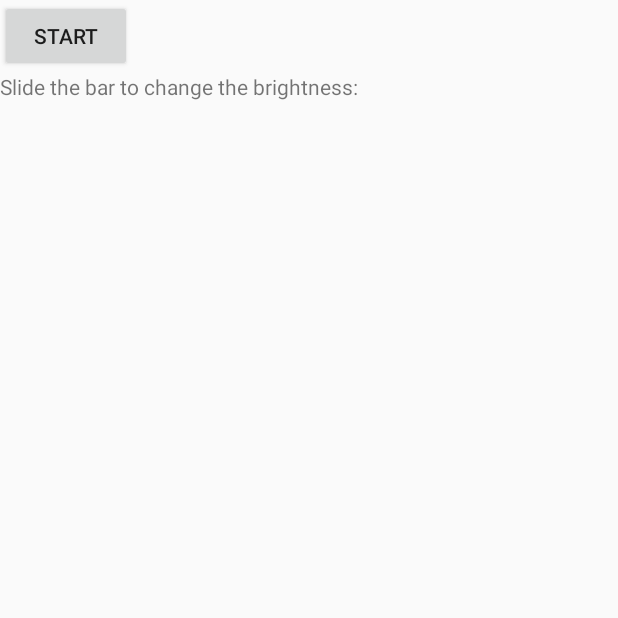
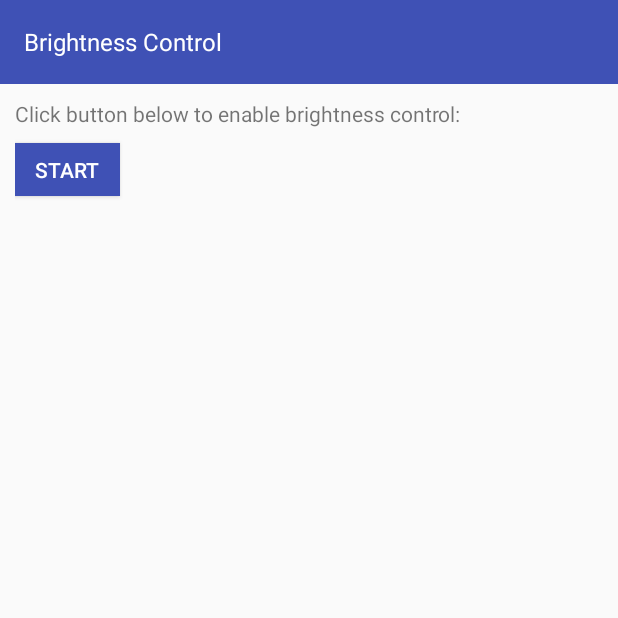
Before and after one commit to vinayadahal/brightness-control, an Android app: the screen it shows after launch (MainActivity), on a phone screen of 412 x 824 dp, the top half of it. Run offline under Robolectric (Android 15) with nearby library versions, the light colour scheme and no system bars.

Commit message:
UI updated with new design

```diff
--- a/app/src/main/java/com/brightnesscontrol/activites/MainActivity.java
+++ b/app/src/main/java/com/brightnesscontrol/activites/MainActivity.java
@@ -8,8 +8,11 @@ import android.os.Bundle;
 import android.view.View;
 import android.widget.Button;
 import android.widget.SeekBar;
+import android.widget.TextView;
 
 import com.brightnesscontrol.R;
+import com.brightnesscontrol.commons.StaticVariables;
+import com.brightnesscontrol.components.ToolBar;
 import com.brightnesscontrol.listeners.BrightnessSeekBarListener;
 import com.brightnesscontrol.services.OverlayService;
 import com.brightnesscontrol.services.SettingWriter;
@@ -17,17 +20,17 @@ import com.brightnesscontrol.services.SettingWriter;
 public class MainActivity extends Activity {
 
     private SeekBar brightnessSeekBar;
-    public static Context ctx_main_activity;
     private String SettingFileName = "alphaValue.txt";
     SettingWriter objSW = new SettingWriter();
 
     @Override
     protected void onCreate(Bundle savedInstanceState) {
         super.onCreate(savedInstanceState);
+        new StaticVariables().ctx_main_activity = this;
+        // creates a custom toolbar
+        new ToolBar().toolbarLoader(this, savedInstanceState);
 
         setContentView(R.layout.layout_brightness);
-
-        ctx_main_activity = this;
 
         brightnessSeekBar = findViewById(R.id.brightbar);
         brightnessSeekBar.setMax(255);
@@ -39,14 +42,19 @@ public class MainActivity extends Activity {
         final Intent intent = new Intent(MainActivity.this, OverlayService.class);
         final Button btnStart = findViewById(R.id.startBtn);
         final Button btnStop = findViewById(R.id.stopBtn);
+        final TextView txtViewSlider = findViewById(R.id.textViewSilder);
+
 
         btnStop.setVisibility(View.GONE);
         btnStart.setVisibility(View.VISIBLE);
+        txtViewSlider.setVisibility(View.GONE);
 
         if (isMyServiceRunning(OverlayService.class)) {
             btnStart.setVisibility(View.GONE);
             btnStop.setVisibility(View.VISIBLE);
             brightnessSeekBar.setVisibility(View.VISIBLE);
+            txtViewSlider.setVisibility(View.VISIBLE);
+            checkBrightnessLevel();
         }
 
         btnStart.setOnClickListener(new View.OnClickListener() {
@@ -56,6 +64,8 @@ public class MainActivity extends Activity {
                 brightnessSeekBar.setVisibility(View.VISIBLE);
                 btnStart.setVisibility(View.GONE);
                 btnStop.setVisibility(View.VISIBLE);
+                txtViewSlider.setVisibility(View.VISIBLE);
+
             }
         });
 
@@ -67,6 +77,7 @@ public class MainActivity extends Activity {
                 alphaWriter();
                 btnStop.setVisibility(View.GONE);
                 btnStart.setVisibility(View.VISIBLE);
+                txtViewSlider.setVisibility(View.GONE);
             }
         });
 
@@ -110,4 +121,6 @@ public class MainActivity extends Activity {
         alphaWriter();
         super.onDestroy();
     }
+
+
 }
--- /dev/null
+++ b/app/src/main/java/com/brightnesscontrol/commons/StaticVariables.java
@@ -0,0 +1,11 @@
+package com.brightnesscontrol.commons;
+
+
+import android.content.Context;
+import android.widget.LinearLayout;
+
+public class StaticVariables {
+    public static Context ctx_main_activity;
+    public static LinearLayout oView;
+    public static Context ctx_overlay;
+}
--- /dev/null
+++ b/app/src/main/java/com/brightnesscontrol/components/ToolBar.java
@@ -0,0 +1,50 @@
+package com.brightnesscontrol.components;
+
+
+import android.app.Activity;
+import android.content.Context;
+import android.os.Bundle;
+import android.support.annotation.Nullable;
+import android.support.v7.app.AppCompatCallback;
+import android.support.v7.app.AppCompatDelegate;
+import android.support.v7.view.ActionMode;
+import android.support.v7.widget.Toolbar;
+
+import com.brightnesscontrol.R;
+
+public class ToolBar implements AppCompatCallback {
+
+    private AppCompatDelegate delegate;
+
+    public void toolbarLoader(Context mainCtx, Bundle savedInstanceState) {
+        //let's create the delegate, passing the activity at both arguments (Activity, AppCompatCallback)
+        delegate = AppCompatDelegate.create((Activity) mainCtx, this);
+
+        //we need to call the onCreate() of the AppCompatDelegate
+        delegate.onCreate(savedInstanceState);
+
+        //we use the delegate to inflate the layout
+        delegate.setContentView(R.layout.layout_brightness);
+
+        //Finally, let's add the Toolbar
+        Toolbar toolbar = (Toolbar) delegate.findViewById(R.id.toolbar);
+        delegate.setSupportActionBar(toolbar);
+    }
+
+
+    @Override
+    public void onSupportActionModeStarted(ActionMode mode) {
+
+    }
+
+    @Override
+    public void onSupportActionModeFinished(ActionMode mode) {
+
+    }
+
+    @Nullable
+    @Override
+    public ActionMode onWindowStartingSupportActionMode(ActionMode.Callback callback) {
+        return null;
+    }
+}
--- a/app/src/main/java/com/brightnesscontrol/services/SettingWriter.java
+++ b/app/src/main/java/com/brightnesscontrol/services/SettingWriter.java
@@ -1,5 +1,7 @@
 package com.brightnesscontrol.services;
 
+
+import com.brightnesscontrol.commons.StaticVariables;
 
 import java.io.BufferedReader;
 import java.io.File;
@@ -7,14 +9,13 @@ import java.io.FileOutputStream;
 import java.io.FileReader;
 import java.io.IOException;
 
-import static com.brightnesscontrol.activites.MainActivity.ctx_main_activity;
-
 public class SettingWriter {
 
     StringBuilder text = new StringBuilder();
+    StaticVariables objStaticVariable = new StaticVariables();
 
     public StringBuilder readFile(String filename) {
-        File file = new File(ctx_main_activity.getApplicationContext().getFilesDir() + "/" + filename);
+        File file = new File(objStaticVariable.ctx_main_activity.getApplicationContext().getFilesDir() + "/" + filename);
         try {
             BufferedReader br = new BufferedReader(new FileReader(file));
             String line;
@@ -33,7 +34,7 @@ public class SettingWriter {
     public boolean writeFile(String data, String filename) {
         FileOutputStream outputStream;
         try {
-            outputStream = ctx_main_activity.openFileOutput(filename, ctx_main_activity.MODE_PRIVATE);
+            outputStream = objStaticVariable.ctx_main_activity.openFileOutput(filename, objStaticVariable.ctx_main_activity.MODE_PRIVATE);
             outputStream.write(data.getBytes());
             outputStream.close();
             return true;
@@ -44,7 +45,7 @@ public class SettingWriter {
     }
 
     public boolean checkFile(String filename) {
-        File file = new File(ctx_main_activity.getApplicationContext().getFilesDir() + "/" + filename);
+        File file = new File(objStaticVariable.ctx_main_activity.getApplicationContext().getFilesDir() + "/" + filename);
         return file.exists();
     }
 
--- a/app/src/main/res/layout/layout_brightness.xml
+++ b/app/src/main/res/layout/layout_brightness.xml
@@ -5,19 +5,58 @@
     android:layout_height="fill_parent"
     android:orientation="vertical">
 
+    <android.support.v7.widget.Toolbar
+        android:id="@+id/toolbar"
+        android:layout_width="match_parent"
+        android:layout_height="wrap_content"
+        android:background="?attr/colorPrimary"
+        android:minHeight="@dimen/abc_action_bar_default_height_material">
+
+        <TextView
+            android:id="@+id/toolbar_title"
+            android:layout_width="wrap_content"
+            android:layout_height="wrap_content"
+            android:text="Brightness Control"
+            android:textColor="#fff"
+            android:textSize="16dp" />
+
+    </android.support.v7.widget.Toolbar>
+
+    <LinearLayout
+        android:layout_width="match_parent"
+        android:layout_height="match_parent"
+        android:orientation="vertical"
+        android:padding="10dp">
+
+        <TextView
+            android:layout_width="fill_parent"
+            android:layout_height="wrap_content"
+            android:text="Click button below to enable brightness control:" />
+
         <Button
             android:id="@+id/startBtn"
-        android:layout_width="wrap_content"
-        android:layout_height="wrap_content"
-        android:text="Start" />
+            android:layout_width="70dp"
+            android:layout_height="35dp"
+            android:layout_marginBottom="10dp"
+            android:layout_marginTop="10dp"
+            android:background="?attr/colorPrimary"
+            android:text="Start"
+            android:textColor="#fff"
+            android:textSize="14dp" />
 
         <Button
             android:id="@+id/stopBtn"
-        android:layout_width="wrap_content"
-        android:layout_height="wrap_content"
-        android:text="Stop" />
+            android:layout_width="70dp"
+            android:layout_height="35dp"
+            android:layout_marginBottom="10dp"
+            android:layout_marginTop="10dp"
+            android:background="?attr/colorPrimary"
+            android:text="Stop"
+            android:textColor="#fff"
+            android:textSize="14dp" />
 
         <TextView
+            android:id="@+id/textViewSilder"
             android:layout_width="fill_parent"
             android:layout_height="wrap_content"
             android:text="Slide the bar to change the brightness:" />
@@ -30,3 +69,5 @@
             android:layout_marginRight="30dip" />
 
     </LinearLayout>
+
+</LinearLayout>
--- a/app/src/main/res/values/strings.xml
+++ b/app/src/main/res/values/strings.xml
@@ -1,3 +1,3 @@
 <resources>
-    <string name="app_name">BrightnessControl</string>
+    <string name="app_name">Brightness Control</string>
 </resources>
```
Also changed, not shown: app/src/main/java/com/brightnesscontrol/listeners/BrightnessSeekBarListener.java (+5 -4 lines), app/src/main/java/com/brightnesscontrol/services/OverlayService.java (+10 -9 lines), 1 other file. Lines whose indentation alone changed are shown as unchanged.
